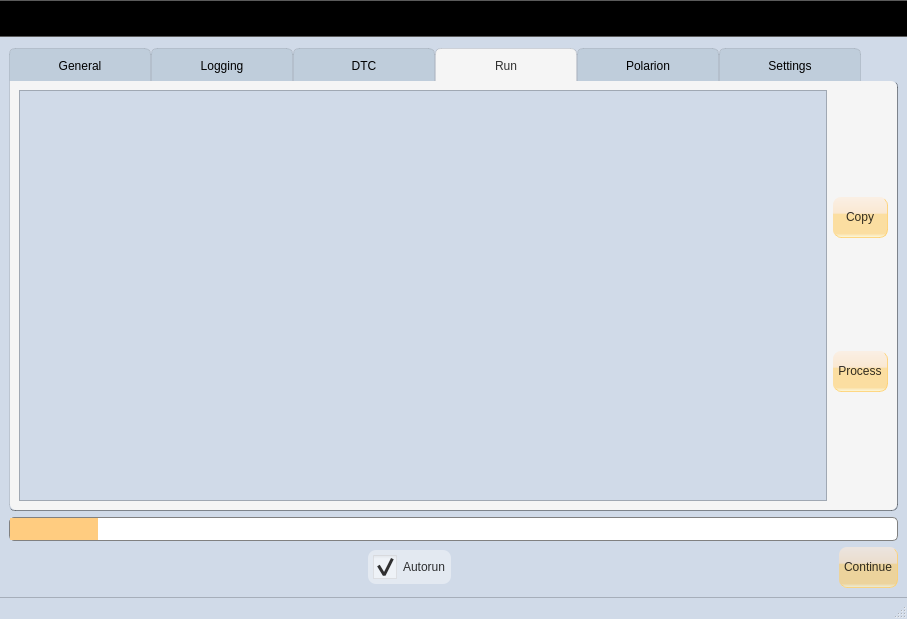
Above: AutomationGUI_ui.ui from vulevu121/AutomationGUI before the change. Below: the same form after it.
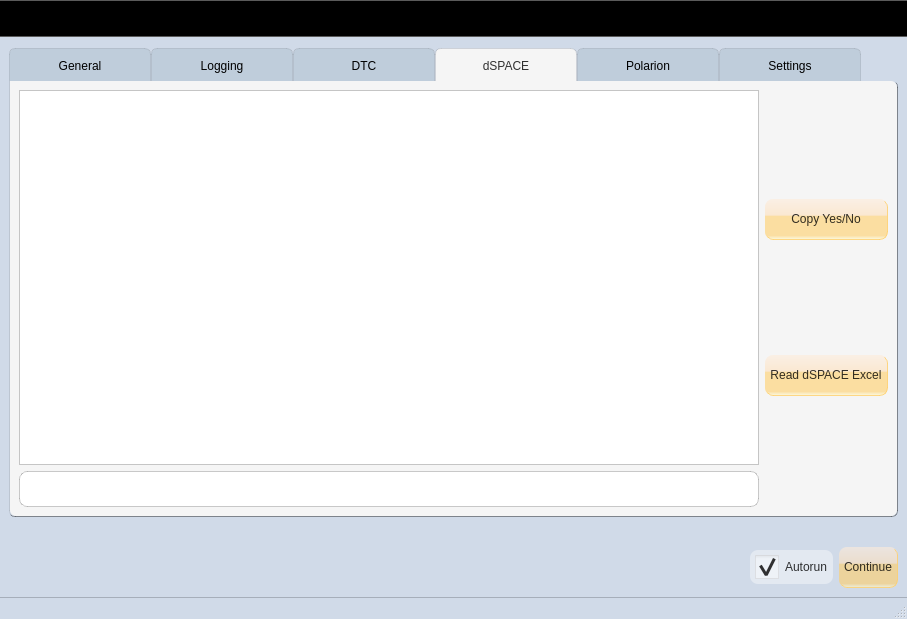
That is the form after the change. The open tabs and pages were chosen to show the change. Icons and pictures are not drawn.

Commit message: Implemented threading for reading and processing excel files

Patch:
```diff
--- a/AutomationGUI_ui.ui
+++ b/AutomationGUI_ui.ui
@@ -44,6 +44,10 @@
 	font: 9pt;
 }
 
+QTableView {
+	background-color: rgb(255, 255, 255);
+}
+
 QLabel {
 	background-color: transparent;
 	padding: 2px;
@@ -964,25 +968,63 @@
          <normaloff>:/icon/graphics/baseline_tab_unselected_black_24dp.png</normaloff>:/icon/graphics/baseline_tab_unselected_black_24dp.png</iconset>
        </attribute>
        <attribute name="title">
-        <string>Run</string>
+        <string>dSPACE</string>
        </attribute>
        <layout class="QHBoxLayout" name="horizontalLayout_5">
         <item>
-         <widget class="QTableView" name="runTableView"/>
+         <layout class="QVBoxLayout" name="verticalLayout_11">
+          <item>
+           <widget class="QTableView" name="runTableView">
+            <property name="contextMenuPolicy">
+             <enum>Qt::DefaultContextMenu</enum>
+            </property>
+            <property name="styleSheet">
+             <string notr="true">QFrame, QTableView{
+	background-color: rgb(255, 255, 255)
+}</string>
+            </property>
+            <property name="alternatingRowColors">
+             <bool>true</bool>
+            </property>
+            <property name="sortingEnabled">
+             <bool>true</bool>
+            </property>
+           </widget>
+          </item>
+          <item>
+           <widget class="QLineEdit" name="dSpaceOverviewLineEdit">
+            <property name="enabled">
+             <bool>true</bool>
+            </property>
+            <property name="frame">
+             <bool>true</bool>
+            </property>
+            <property name="readOnly">
+             <bool>true</bool>
+            </property>
+            <property name="placeholderText">
+             <string/>
+            </property>
+            <property name="clearButtonEnabled">
+             <bool>false</bool>
+            </property>
+           </widget>
+          </item>
+         </layout>
         </item>
         <item>
          <layout class="QVBoxLayout" name="verticalLayout_9">
           <item>
            <widget class="QPushButton" name="copyButton">
             <property name="text">
-             <string>Copy</string>
+             <string>Copy Yes/No</string>
             </property>
            </widget>
           </item>
           <item>
            <widget class="QPushButton" name="processRunListButton">
             <property name="text">
-             <string>Process</string>
+             <string>Read dSPACE Excel</string>
             </property>
            </widget>
           </item>
@@ -1152,16 +1194,28 @@
       </widget>
      </widget>
     </item>
-    <item>
-     <widget class="QProgressBar" name="progressBar">
-      <property name="maximum">
-       <number>100</number>
+    <item alignment="Qt::AlignHCenter">
+     <widget class="QLabel" name="loadingBarLabel">
+      <property name="sizePolicy">
+       <sizepolicy hsizetype="Minimum" vsizetype="Preferred">
+        <horstretch>0</horstretch>
+        <verstretch>0</verstretch>
+       </sizepolicy>
       </property>
-      <property name="value">
-       <number>10</number>
+      <property name="minimumSize">
+       <size>
+        <width>0</width>
+        <height>0</height>
+       </size>
       </property>
-      <property name="textVisible">
-       <bool>false</bool>
+      <property name="maximumSize">
+       <size>
+        <width>16777215</width>
+        <height>16777215</height>
+       </size>
+      </property>
+      <property name="text">
+       <string/>
       </property>
      </widget>
     </item>
@@ -1173,6 +1227,50 @@
       <property name="leftMargin">
        <number>0</number>
       </property>
+      <item>
+       <spacer name="horizontalSpacer">
+        <property name="orientation">
+         <enum>Qt::Horizontal</enum>
+        </property>
+        <property name="sizeHint" stdset="0">
+         <size>
+          <width>40</width>
+          <height>20</height>
+         </size>
+        </property>
+       </spacer>
+      </item>
+      <item>
+       <widget class="QLabel" name="busyIndicatorLabel">
+        <property name="sizePolicy">
+         <sizepolicy hsizetype="Minimum" vsizetype="Minimum">
+          <horstretch>0</horstretch>
+          <verstretch>0</verstretch>
+         </sizepolicy>
+        </property>
+        <property name="minimumSize">
+         <size>
+          <width>40</width>
+          <height>40</height>
+         </size>
+        </property>
+        <property name="maximumSize">
+         <size>
+          <width>40</width>
+          <height>40</height>
+         </size>
+        </property>
+        <property name="baseSize">
+         <size>
+          <width>0</width>
+          <height>0</height>
+         </size>
+        </property>
+        <property name="text">
+         <string/>
+        </property>
+       </widget>
+      </item>
       <item alignment="Qt::AlignRight">
        <widget class="QCheckBox" name="autorunCheckBox">
         <property name="sizePolicy">
```
Left out of the diff: 86 changed lines with no effect on the pictures. The commit also changes 9 other files.
